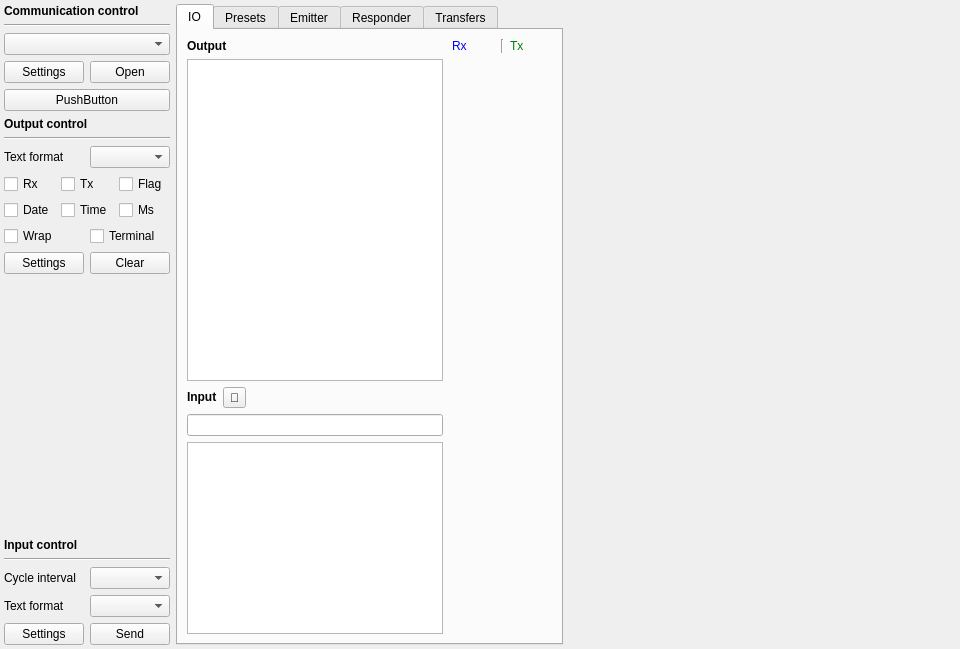
First picture: the form in src/page/page.ui, repository x-tools-author/x-tools, before the edit.
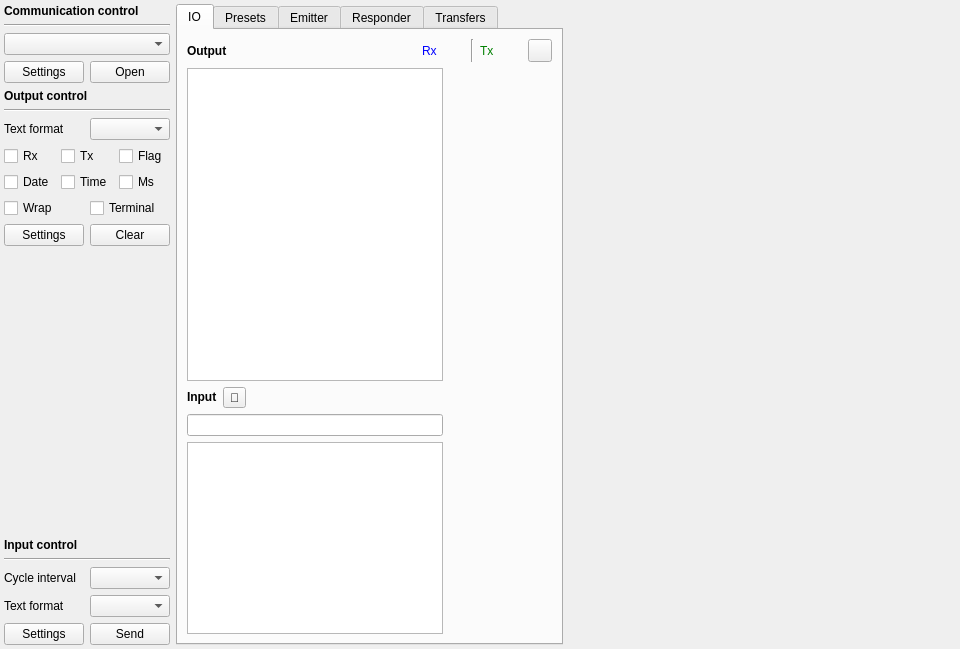
Second picture: the form after the edit. The open tabs and pages were chosen to show the change. Custom widgets are drawn as their Qt base class.

The edit to the form file:
```diff
--- a/src/page/page.ui
+++ b/src/page/page.ui
@@ -50,13 +50,6 @@
       </item>
       <item row="5" column="0" colspan="2">
        <layout class="QGridLayout" name="gridLayout_4">
-        <item row="0" column="0">
-         <widget class="QPushButton" name="pushButtonDeviceSettings">
-          <property name="text">
-           <string>Settings</string>
-          </property>
-         </widget>
-        </item>
         <item row="0" column="1">
          <widget class="QPushButton" name="pushButtonDeviceOpen">
           <property name="text">
@@ -64,10 +57,10 @@
           </property>
          </widget>
         </item>
-        <item row="1" column="0" colspan="2">
-         <widget class="QPushButton" name="pushButtonExternalPanel">
+        <item row="0" column="0">
+         <widget class="QPushButton" name="pushButtonDeviceSettings">
           <property name="text">
-           <string notr="true">PushButton</string>
+           <string>Settings</string>
           </property>
          </widget>
         </item>
@@ -288,7 +281,7 @@
    <item>
     <widget class="QTabWidget" name="tabWidget">
      <property name="currentIndex">
-      <number>4</number>
+      <number>0</number>
      </property>
      <widget class="QWidget" name="tabIO">
       <attribute name="title">
@@ -331,6 +324,12 @@
           </item>
           <item row="0" column="0" colspan="2">
            <layout class="QHBoxLayout" name="horizontalLayoutOutput">
+            <property name="spacing">
+             <number>6</number>
+            </property>
+            <property name="rightMargin">
+             <number>0</number>
+            </property>
             <item>
              <widget class="QLabel" name="label_4">
               <property name="font">
@@ -439,6 +438,16 @@
               </layout>
              </widget>
             </item>
+            <item>
+             <widget class="QToolButton" name="toolButtonRightPanel">
+              <property name="text">
+               <string notr="true"/>
+              </property>
+              <property name="checkable">
+               <bool>true</bool>
+              </property>
+             </widget>
+            </item>
            </layout>
           </item>
          </layout>
```
Left out of the diff: 4 changed lines with no effect on the pictures.
